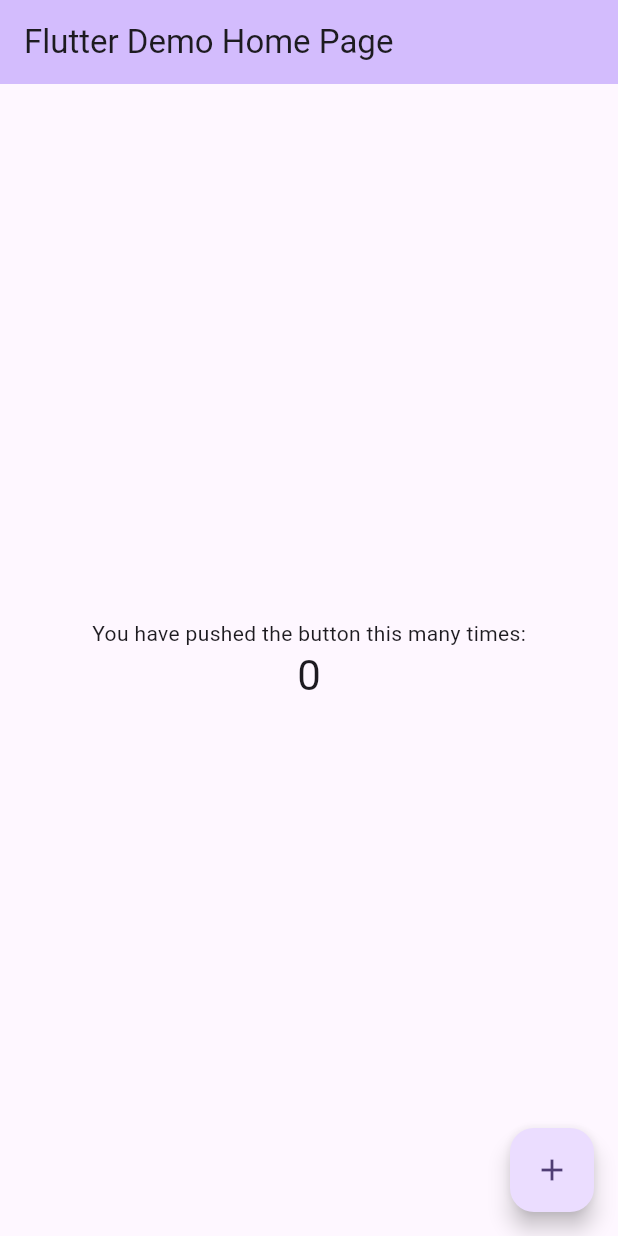
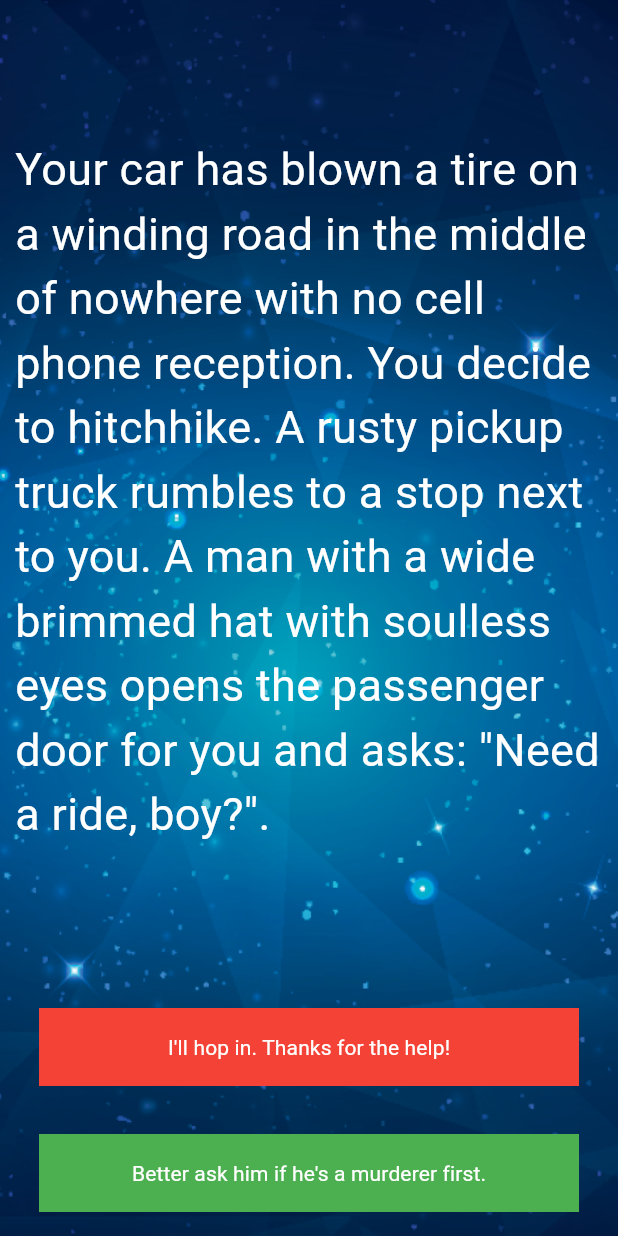
Before and after one commit to zankyn123/destini_challenge_flutter, a Flutter app: the screen it shows after launch, on a phone screen of 412 x 824 dp. Run offline on Flutter 3.47's test engine with Material 3 defaults, Android fonts, the phone set to English and light mode, and no system bars.

Commit message:
finished app

```diff
--- /dev/null
+++ b/lib/Story.dart
@@ -0,0 +1,8 @@
+class Story {
+  String storyTitle;
+  String choice1;
+  String choice2;
+
+  Story(
+      {required this.storyTitle, required this.choice1, required this.choice2});
+}
--- a/lib/main.dart
+++ b/lib/main.dart
@@ -1,4 +1,5 @@
 import 'package:flutter/material.dart';
+import 'story_brain.dart';
 
 void main() {
   runApp(const MyApp());
@@ -9,60 +10,105 @@ class MyApp extends StatelessWidget {
 
   @override
   Widget build(BuildContext context) {
-    return MaterialApp(
-      title: 'Flutter Demo',
-      theme: ThemeData(
-        colorScheme: ColorScheme.fromSeed(seedColor: Colors.deepPurple),
-        useMaterial3: true,
-      ),
-      home: const MyHomePage(title: 'Flutter Demo Home Page'),
+    return const MaterialApp(
+      home: DestiniPage(),
     );
   }
 }
 
-class MyHomePage extends StatefulWidget {
-  const MyHomePage({super.key, required this.title});
-
-  final String title;
+class DestiniPage extends StatefulWidget {
+  const DestiniPage({super.key});
 
   @override
-  State<MyHomePage> createState() => _MyHomePageState();
+  State<DestiniPage> createState() => _DestiniPageState();
 }
 
-class _MyHomePageState extends State<MyHomePage> {
-  int _counter = 0;
-
-  void _incrementCounter() {
-    setState(() {
-      _counter++;
-    });
-  }
+class _DestiniPageState extends State<DestiniPage> {
+  StoryBrain storyBrain = StoryBrain();
 
   @override
   Widget build(BuildContext context) {
     return Scaffold(
-      appBar: AppBar(
-        backgroundColor: Theme.of(context).colorScheme.inversePrimary,
-        title: Text(widget.title),
-      ),
-      body: Center(
-        child: Column(
-          mainAxisAlignment: MainAxisAlignment.center,
-          children: <Widget>[
-            const Text(
-              'You have pushed the button this many times:',
-            ),
-            Text(
-              '$_counter',
-              style: Theme.of(context).textTheme.headlineMedium,
-            ),
-          ],
-        ),
-      ),
-      floatingActionButton: FloatingActionButton(
-        onPressed: _incrementCounter,
-        tooltip: 'Increment',
-        child: const Icon(Icons.add),
+      body: Container(
+        width: double.infinity,
+        height: double.infinity,
+        decoration: const BoxDecoration(
+            image: DecorationImage(
+          fit: BoxFit.cover,
+          image: AssetImage('images/background.png'),
+        )),
+        child: SafeArea(
+            child: Padding(
+          padding: const EdgeInsets.symmetric(horizontal: 10),
+          child: Column(
+            crossAxisAlignment: CrossAxisAlignment.stretch,
+            children: [
+              Expanded(
+                flex: 5,
+                child: Center(
+                  child: Text(
+                    storyBrain.getCurrentStoryTitle(),
+                    style: const TextStyle(color: Colors.white, fontSize: 30),
+                  ),
+                ),
+              ),
+              Padding(
+                padding: const EdgeInsets.all(16.0),
+                child: TextButton(
+                  onPressed: () {
+                    setState(() {
+                      storyBrain.makeChoice(ChoiceIndex.first);
+                    });
+                  },
+                  style: ButtonStyle(
+                    padding: WidgetStateProperty.all(const EdgeInsets.all(16)),
+                    shape: WidgetStateProperty.all(
+                      RoundedRectangleBorder(
+                        borderRadius: BorderRadius.circular(0),
+                      ),
+                    ),
+                    backgroundColor: WidgetStateProperty.all(Colors.red),
+                  ),
+                  child: Text(
+                    storyBrain.getCurrentChoice1(),
+                    style: const TextStyle(
+                      color: Colors.white,
+                      fontWeight: FontWeight.w400,
+                    ),
+                  ),
+                ),
+              ),
+              if (storyBrain.isRemainStory())
+                Padding(
+                  padding: const EdgeInsets.all(16.0),
+                  child: TextButton(
+                    onPressed: () {
+                      setState(() {
+                        storyBrain.makeChoice(ChoiceIndex.second);
+                      });
+                    },
+                    style: ButtonStyle(
+                      padding:
+                          WidgetStateProperty.all(const EdgeInsets.all(16)),
+                      shape: WidgetStateProperty.all(
+                        RoundedRectangleBorder(
+                          borderRadius: BorderRadius.circular(0),
+                        ),
+                      ),
+                      backgroundColor: WidgetStateProperty.all(Colors.green),
+                    ),
+                    child: Text(
+                      storyBrain.getCurrentChoice2(),
+                      style: const TextStyle(
+                        color: Colors.white,
+                        fontWeight: FontWeight.w400,
+                      ),
+                    ),
+                  ),
+                )
+            ],
+          ),
+        )),
       ),
     );
   }
--- /dev/null
+++ b/lib/story_brain.dart
@@ -0,0 +1,97 @@
+import 'dart:core';
+import 'package:flutter/foundation.dart';
+
+import 'Story.dart';
+
+enum ChoiceIndex { first, second }
+
+class StoryBrain {
+  final List<Story> _storyData = [
+    // 1
+    Story(
+        storyTitle:
+            'Your car has blown a tire on a winding road in the middle of nowhere with no cell phone reception. You decide to hitchhike. A rusty pickup truck rumbles to a stop next to you. A man with a wide brimmed hat with soulless eyes opens the passenger door for you and asks: "Need a ride, boy?".',
+        choice1: 'I\'ll hop in. Thanks for the help!',
+        choice2: 'Better ask him if he\'s a murderer first.'),
+    // 2
+    Story(
+        storyTitle: 'He nods slowly, unphased by the question.',
+        choice1: 'At least he\'s honest. I\'ll climb in.',
+        choice2: 'Wait, I know how to change a tire.'),
+    // 3
+    Story(
+        storyTitle:
+            'As you begin to drive, the stranger starts talking about his relationship with his mother. He gets angrier and angrier by the minute. He asks you to open the glovebox. Inside you find a bloody knife, two severed fingers, and a cassette tape of Elton John. He reaches for the glove box.',
+        choice1: 'I love Elton John! Hand him the cassette tape.',
+        choice2: 'It\'s him or me! You take the knife and stab him.'),
+    // 4
+    Story(
+        storyTitle:
+            'What? Such a cop out! Did you know traffic accidents are the second leading cause of accidental death for most adult age groups?',
+        choice1: 'Restart',
+        choice2: ''),
+    // 5
+    Story(
+        storyTitle:
+            'As you smash through the guardrail and careen towards the jagged rocks below you reflect on the dubious wisdom of stabbing someone while they are driving a car you are in.',
+        choice1: 'Restart',
+        choice2: ''),
+    // 6
+    Story(
+        storyTitle:
+            'You bond with the murderer while crooning verses of "Can you feel the love tonight". He drops you off at the next town. Before you go he asks you if you know any good places to dump bodies. You reply: "Try the pier".',
+        choice1: 'Restart',
+        choice2: '')
+  ];
+
+  int _currentStory = 0;
+
+  void _resetStory() {
+    _currentStory = 0;
+  }
+
+  String getCurrentStoryTitle() {
+    return _storyData[_currentStory].storyTitle;
+  }
+
+  String getCurrentChoice1() {
+    return _storyData[_currentStory].choice1;
+  }
+
+  String getCurrentChoice2() {
+    return _storyData[_currentStory].choice2;
+  }
+
+  void makeChoice(ChoiceIndex choiceIndex) {
+    if (kDebugMode) {
+      print(
+        'Story ${_currentStory} - Select choice ${_getIndexByChoiceIndex(choiceIndex)}',
+      );
+    }
+    if (_currentStory == 0) {
+      _currentStory = choiceIndex == ChoiceIndex.first ? 2 : 1;
+    } else if (_currentStory == 1) {
+      _currentStory = choiceIndex == ChoiceIndex.first ? 2 : 3;
+    } else if (_currentStory == 2) {
+      _currentStory = choiceIndex == ChoiceIndex.first ? 5 : 4;
+    } else {
+      _resetStory();
+    }
+    if (kDebugMode) {
+      print('Current story $_currentStory');
+    }
+  }
+
+  bool isRemainStory() {
+    return !([3, 4, 5].toList().contains(_currentStory));
+  }
+
+  int _getIndexByChoiceIndex(ChoiceIndex choiceIndex) {
+    switch (choiceIndex) {
+      case ChoiceIndex.first:
+        return 1;
+      case ChoiceIndex.second:
+        return 2;
+    }
+  }
+}
```
Also changed, not shown: pubspec.yaml (+4 -67 lines), images/background.png (added), 2 other files.
